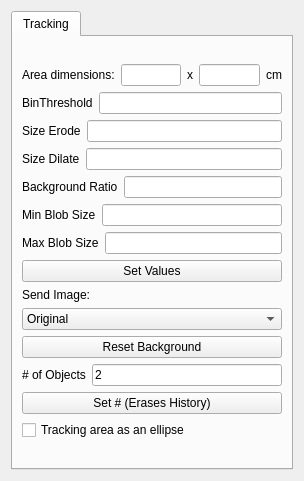
Qt form BioTracker/Plugin/BackgroundSubtraction/View/TrackerParameterView.ui (BioroboticsLab/biotracker_core) before a commit.
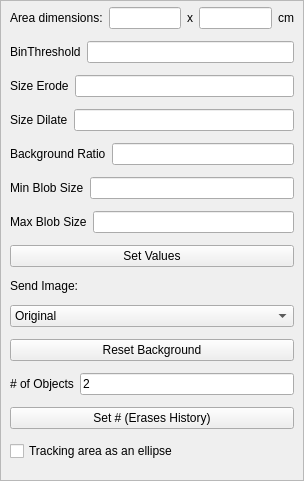
The same form after that commit.

Diff of the .ui file:
```diff
--- a/BioTracker/Plugin/BackgroundSubtraction/View/TrackerParameterView.ui
+++ b/BioTracker/Plugin/BackgroundSubtraction/View/TrackerParameterView.ui
@@ -13,23 +13,55 @@
   <property name="windowTitle">
    <string>Form</string>
   </property>
-  <layout class="QGridLayout" name="gridLayout">
-   <item row="0" column="0">
-    <widget class="QTabWidget" name="tabWidget">
-     <property name="currentIndex">
-      <number>0</number>
+  <property name="autoFillBackground">
+   <bool>false</bool>
+  </property>
+  <layout class="QVBoxLayout" name="verticalLayout_3">
+   <property name="spacing">
+    <number>6</number>
+   </property>
+   <property name="leftMargin">
+    <number>0</number>
+   </property>
+   <property name="topMargin">
+    <number>0</number>
+   </property>
+   <property name="rightMargin">
+    <number>0</number>
+   </property>
+   <property name="bottomMargin">
+    <number>0</number>
+   </property>
+   <item>
+    <widget class="QScrollArea" name="scrollArea">
+     <property name="autoFillBackground">
+      <bool>false</bool>
      </property>
-     <widget class="QWidget" name="tab">
-      <property name="sizePolicy">
-       <sizepolicy hsizetype="Expanding" vsizetype="Expanding">
-        <horstretch>0</horstretch>
-        <verstretch>0</verstretch>
-       </sizepolicy>
+     <property name="verticalScrollBarPolicy">
+      <enum>Qt::ScrollBarAsNeeded</enum>
+     </property>
+     <property name="horizontalScrollBarPolicy">
+      <enum>Qt::ScrollBarAsNeeded</enum>
+     </property>
+     <property name="widgetResizable">
+      <bool>true</bool>
+     </property>
+     <widget class="QWidget" name="scrollAreaWidgetContents">
+      <property name="geometry">
+       <rect>
+        <x>0</x>
+        <y>0</y>
+        <width>302</width>
+        <height>479</height>
+       </rect>
       </property>
-      <attribute name="title">
-       <string>Tracking</string>
-      </attribute>
-      <layout class="QVBoxLayout" name="verticalLayout_2">
+      <layout class="QHBoxLayout" name="horizontalLayout_4">
+       <property name="leftMargin">
+        <number>9</number>
+       </property>
+       <property name="topMargin">
+        <number>0</number>
+       </property>
        <item>
         <layout class="QVBoxLayout" name="verticalLayout">
          <item>
```
